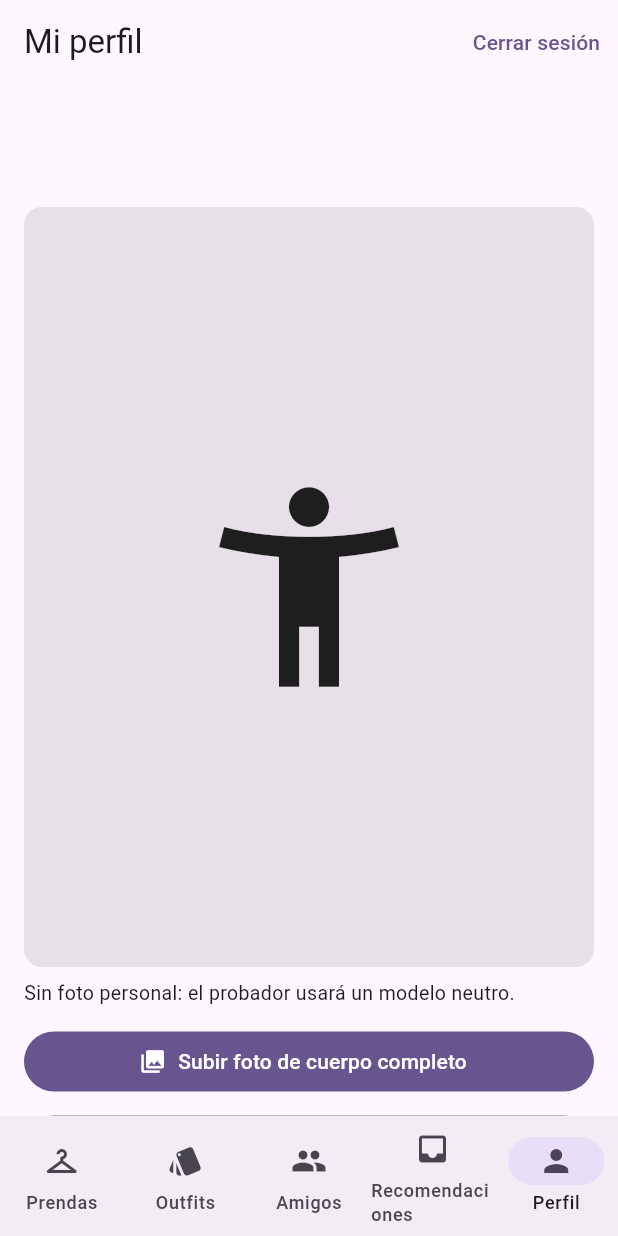
After one commit to andresfelipeduranperez82-del/Armario-Virtual-Gum, a Flutter app: the screen it shows once a user with an empty profile is signed in, item 5 of the bottom bar chosen, after a tap on "Subir foto de cuerpo completo", on a phone screen of 412 x 824 dp. The commit adds this screen. Run offline on Flutter 3.47's test engine with Material 3 defaults, Android fonts, the phone set to English and light mode, and no system bars; our stand-ins replace image_picker, supabase_flutter; accounts and stored records are empty; network calls fail.

Commit message:
Agrega perfil con foto personal y corrige permisos de perfiles

```diff
--- /dev/null
+++ b/App/lib/pantallas/pantalla_perfil.dart
@@ -0,0 +1,206 @@
+import 'package:flutter/material.dart';
+import 'package:image_picker/image_picker.dart';
+
+import '../servicios/cliente.dart';
+import '../servicios/perfil_servicio.dart';
+
+class PantallaPerfil extends StatefulWidget {
+  const PantallaPerfil({super.key});
+
+  @override
+  State<PantallaPerfil> createState() => _PantallaPerfilState();
+}
+
+class _PantallaPerfilState extends State<PantallaPerfil> {
+  final _servicio = PerfilServicio();
+
+  Perfil? _perfil;
+  bool _cargando = true;
+  bool _ocupado = false;
+  String? _error;
+
+  @override
+  void initState() {
+    super.initState();
+    _cargar();
+  }
+
+  Future<void> _cargar() async {
+    setState(() {
+      _cargando = true;
+      _error = null;
+    });
+    try {
+      final perfil = await _servicio.cargar();
+      if (!mounted) return;
+      setState(() {
+        _perfil = perfil;
+        _cargando = false;
+      });
+    } catch (e) {
+      if (!mounted) return;
+      setState(() {
+        _error = 'Error al cargar el perfil: $e';
+        _cargando = false;
+      });
+    }
+  }
+
+  Future<void> _elegirFoto() async {
+    final foto = await ImagePicker().pickImage(
+      source: ImageSource.gallery,
+      maxHeight: 1600,
+      imageQuality: 85,
+    );
+    if (foto == null) return;
+
+    final bytes = await foto.readAsBytes();
+    final nombre = foto.name;
+    final extension = nombre.contains('.') ? nombre.split('.').last.toLowerCase() : 'jpg';
+
+    setState(() {
+      _ocupado = true;
+      _error = null;
+    });
+    try {
+      await _servicio.subirFoto(
+        bytes: bytes,
+        extension: extension,
+        rutaAnterior: _perfil?.fotoPath,
+      );
+    } catch (e) {
+      if (!mounted) return;
+      setState(() => _error = 'No se pudo subir la foto: $e');
+    }
+    if (!mounted) return;
+    setState(() => _ocupado = false);
+    await _cargar();
+  }
+
+  Future<void> _quitarFoto() async {
+    final ruta = _perfil?.fotoPath;
+    if (ruta == null) return;
+
+    final confirmar = await showDialog<bool>(
+      context: context,
+      builder: (ctx) => AlertDialog(
+        title: const Text('Quitar foto'),
+        content: const Text('Se usará un modelo neutro en el probador. ¿Deseas continuar?'),
+        actions: [
+          TextButton(onPressed: () => Navigator.pop(ctx, false), child: const Text('Cancelar')),
+          FilledButton(onPressed: () => Navigator.pop(ctx, true), child: const Text('Quitar')),
+        ],
+      ),
+    );
+    if (confirmar != true) return;
+
+    setState(() {
+      _ocupado = true;
+      _error = null;
+    });
+    try {
+      await _servicio.quitarFoto(ruta);
+    } catch (e) {
+      if (!mounted) return;
+      setState(() => _error = 'No se pudo quitar la foto: $e');
+    }
+    if (!mounted) return;
+    setState(() => _ocupado = false);
+    await _cargar();
+  }
+
+  Widget _foto(Perfil perfil) {
+    final url = perfil.urlFoto;
+    final fondo = Theme.of(context).colorScheme.surfaceContainerHighest;
+    return AspectRatio(
+      aspectRatio: 3 / 4,
+      child: ClipRRect(
+        borderRadius: BorderRadius.circular(12),
+        child: url == null
+            ? Container(
+                color: fondo,
+                child: const Icon(Icons.accessibility_new, size: 160),
+              )
+            : Image.network(
+                url,
+                fit: BoxFit.cover,
+                errorBuilder: (_, _, _) => Container(
+                  color: fondo,
+                  child: const Icon(Icons.broken_image, size: 80),
+                ),
+              ),
+      ),
+    );
+  }
+
+  @override
+  Widget build(BuildContext context) {
+    final perfil = _perfil;
+    return Scaffold(
+      appBar: AppBar(
+        title: const Text('Mi perfil'),
+        actions: [
+          TextButton(
+            onPressed: () => supabase.auth.signOut(),
+            child: const Text('Cerrar sesión'),
+          ),
+        ],
+      ),
+      body: _cargando
+          ? const Center(child: CircularProgressIndicator())
+          : perfil == null
+              ? Center(child: Text(_error ?? 'No se encontró el perfil.'))
+              : Center(
+                  child: ConstrainedBox(
+                    constraints: const BoxConstraints(maxWidth: 420),
+                    child: ListView(
+                      padding: const EdgeInsets.all(16),
+                      children: [
+                        Text(
+                          (perfil.nombre != null && perfil.nombre!.trim().isNotEmpty) ? perfil.nombre! : perfil.email,
+                          style: const TextStyle(fontSize: 20, fontWeight: FontWeight.w600),
+                        ),
+                        Text(perfil.email),
+                        const SizedBox(height: 16),
+                        _foto(perfil),
+                        const SizedBox(height: 8),
+                        Text(
+                          perfil.urlFoto == null
+                              ? 'Sin foto personal: el probador usará un modelo neutro.'
+                              : 'Esta foto la ven solo tus amigos confirmados.',
+                          style: const TextStyle(fontSize: 13),
+                        ),
+                        const SizedBox(height: 12),
+                        FilledButton.icon(
+                          onPressed: _ocupado ? null : _elegirFoto,
+                          icon: const Icon(Icons.photo_library),
+                          label: Text(perfil.urlFoto == null ? 'Subir foto de cuerpo completo' : 'Reemplazar foto'),
+                        ),
+                        if (perfil.fotoPath != null) ...[
+                          const SizedBox(height: 8),
+                          OutlinedButton.icon(
+                            onPressed: _ocupado ? null : _quitarFoto,
+                            icon: const Icon(Icons.delete_outline),
+                            label: const Text('Quitar foto'),
+                          ),
+                        ],
+                        if (_ocupado) ...[
+                          const SizedBox(height: 16),
+                          const Center(child: CircularProgressIndicator()),
+                        ],
+                        if (_error != null) ...[
+                          const SizedBox(height: 12),
+                          Text(_error!, style: TextStyle(color: Theme.of(context).colorScheme.error)),
+                        ],
+                        const SizedBox(height: 12),
+                        const Text(
+                          'Consejo: una foto de pie, de frente y de cuerpo completo, con fondo claro, se verá mejor en el probador.',
+                          style: TextStyle(fontSize: 13),
+                        ),
+                      ],
+                    ),
+                  ),
+                ),
+    );
+  }
+}
--- a/App/lib/pantallas/pantalla_principal.dart
+++ b/App/lib/pantallas/pantalla_principal.dart
@@ -3,6 +3,7 @@ import 'package:flutter/material.dart';
 import 'pantalla_amigos.dart';
 import 'pantalla_catalogo.dart';
 import 'pantalla_outfits.dart';
+import 'pantalla_perfil.dart';
 import 'pantalla_recomendaciones.dart';
 
 /* Pantalla con la barra inferior para moverse entre las secciones de la app */
@@ -24,8 +25,10 @@ class _PantallaPrincipalState extends State<PantallaPrincipal> {
         return const PantallaOutfits();
       case 2:
         return const PantallaAmigos();
+      case 3:
+        return const PantallaRecomendaciones();
       default:
-        return const PantallaRecomendaciones();
+        return const PantallaPerfil();
     }
   }
 
@@ -41,6 +44,7 @@ class _PantallaPrincipalState extends State<PantallaPrincipal> {
           NavigationDestination(icon: Icon(Icons.style), label: 'Outfits'),
           NavigationDestination(icon: Icon(Icons.group), label: 'Amigos'),
           NavigationDestination(icon: Icon(Icons.inbox), label: 'Recomendaciones'),
+          NavigationDestination(icon: Icon(Icons.person), label: 'Perfil'),
         ],
       ),
     );
--- /dev/null
+++ b/App/lib/servicios/perfil_servicio.dart
@@ -0,0 +1,93 @@
+import 'dart:typed_data';
+
+import 'package:supabase_flutter/supabase_flutter.dart';
+
+import 'cliente.dart';
+
+class Perfil {
+  Perfil({required this.email, this.nombre, this.fotoPath, this.urlFoto});
+
+  final String email;
+  final String? nombre;
+  final String? fotoPath;
+  final String? urlFoto;
+}
+
+class PerfilServicio {
+  static const _bucket = 'fotos_perfil';
+
+  Future<Perfil> cargar() async {
+    final userId = supabase.auth.currentUser!.id;
+    final fila = await supabase
+        .from('perfiles')
+        .select('nombre, email, foto_personal_path')
+        .eq('id', userId)
+        .single();
+
+    final ruta = fila['foto_personal_path'] as String?;
+    String? url;
+    if (ruta != null) {
+      try {
+        url = await supabase.storage.from(_bucket).createSignedUrl(ruta, 3600);
+      } catch (_) {
+        url = null;
+      }
+    }
+
+    return Perfil(
+      email: fila['email'] as String,
+      nombre: fila['nombre'] as String?,
+      fotoPath: ruta,
+      urlFoto: url,
+    );
+  }
+
+  /* Sube la foto nueva, la guarda en el perfil y borra la anterior si existía */
+  Future<void> subirFoto({
+    required Uint8List bytes,
+    required String extension,
+    String? rutaAnterior,
+  }) async {
+    final userId = supabase.auth.currentUser!.id;
+    final ruta = '$userId/${DateTime.now().microsecondsSinceEpoch}.$extension';
+
+    await supabase.storage.from(_bucket).uploadBinary(
+          ruta,
+          bytes,
+          fileOptions: FileOptions(contentType: _tipoContenido(extension)),
+        );
+
+    try {
+      await supabase.from('perfiles').update({'foto_personal_path': ruta}).eq('id', userId);
+    } catch (e) {
+      await supabase.storage.from(_bucket).remove([ruta]);
+      rethrow;
+    }
+
+    if (rutaAnterior != null) {
+      try {
+        await supabase.storage.from(_bucket).remove([rutaAnterior]);
+      } catch (_) {}
+    }
+  }
+
+  /* Quita la foto del perfil. Sin foto, la app usa el modelo neutro. */
+  Future<void> quitarFoto(String ruta) async {
+    final userId = supabase.auth.currentUser!.id;
+    await supabase.from('perfiles').update({'foto_personal_path': null}).eq('id', userId);
+    try {
+      await supabase.storage.from(_bucket).remove([ruta]);
+    } catch (_) {}
+  }
+
+  String _tipoContenido(String extension) {
+    switch (extension) {
+      case 'png':
+        return 'image/png';
+      case 'webp':
+        return 'image/webp';
+      default:
+        return 'image/jpeg';
+    }
+  }
+}
```
